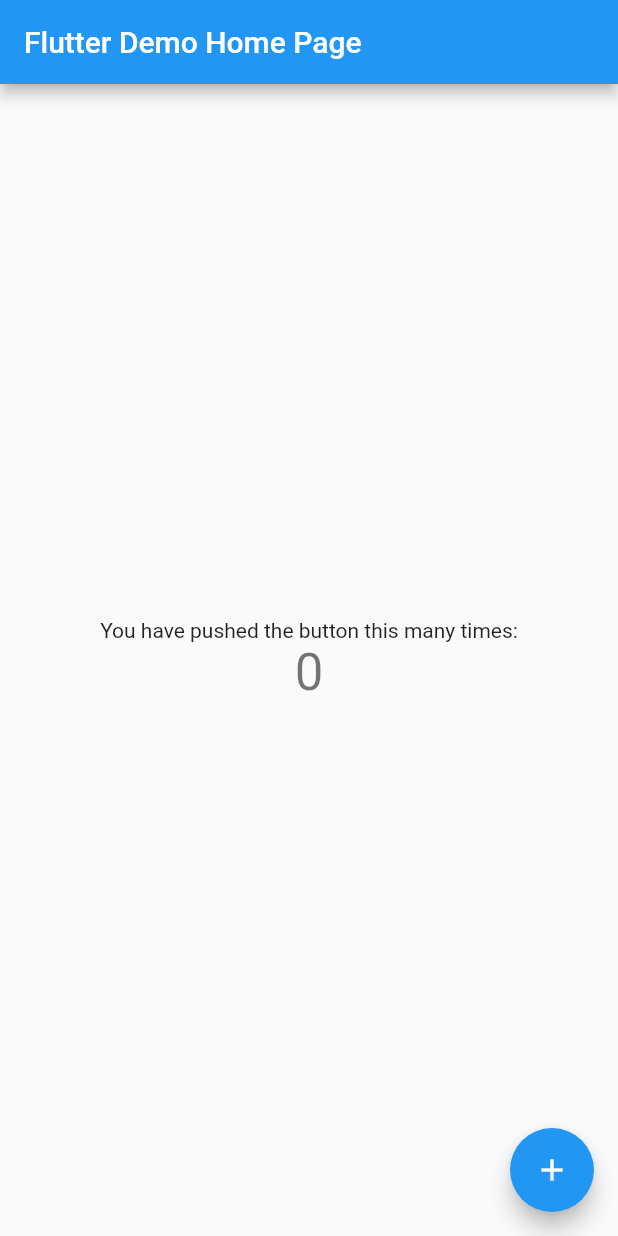
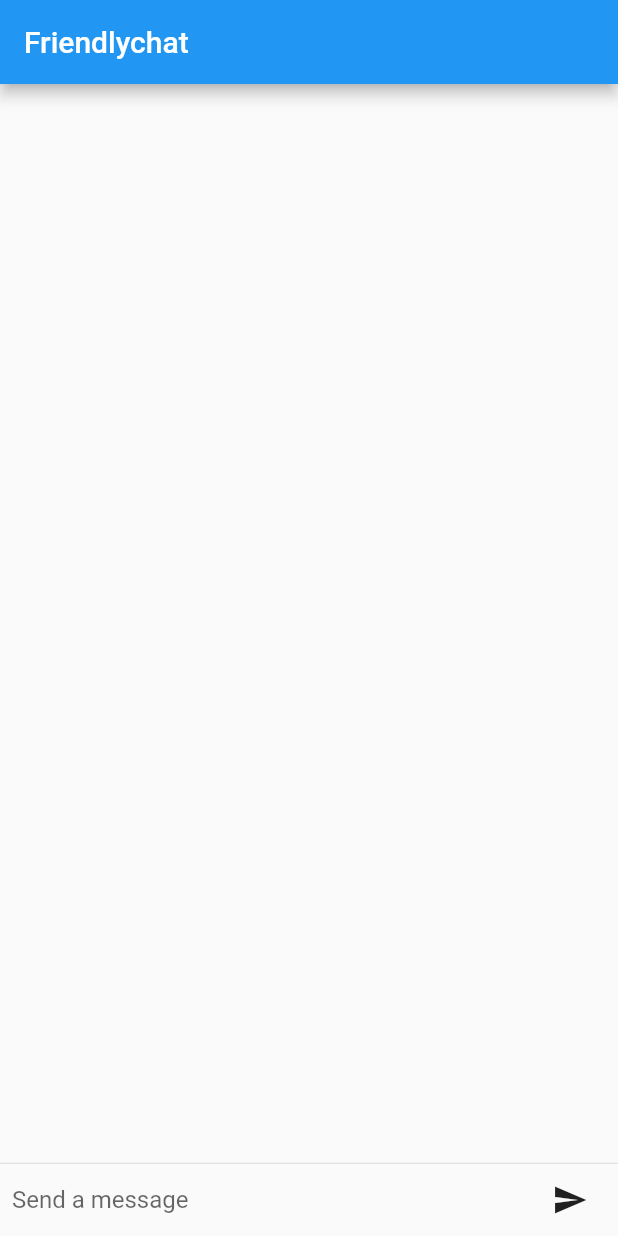
Before and after one commit to timscriv/flutter-playground, a Flutter app: the screen it shows after launch, on a phone screen of 412 x 824 dp. Run offline on Flutter 3.47's test engine with Material 2 defaults, Android fonts, the phone set to English and light mode, and no system bars.

Commit message:
feat(friendlychat): implement simple chat

```diff
--- a/src/friendlychat/lib/main.dart
+++ b/src/friendlychat/lib/main.dart
@@ -1,111 +1,125 @@
 import 'package:flutter/material.dart';
 
-void main() => runApp(MyApp());
+const String _name = "timscriv";
 
-class MyApp extends StatelessWidget {
-  // This widget is the root of your application.
+void main() {
+  runApp(FriendlychatApp());
+}
+
+class FriendlychatApp extends StatelessWidget {
   @override
   Widget build(BuildContext context) {
     return MaterialApp(
-      title: 'Flutter Demo',
-      theme: ThemeData(
-        // This is the theme of your application.
-        //
-        // Try running your application with "flutter run". You'll see the
-        // application has a blue toolbar. Then, without quitting the app, try
-        // changing the primarySwatch below to Colors.green and then invoke
-        // "hot reload" (press "r" in the console where you ran "flutter run",
-        // or simply save your changes to "hot reload" in a Flutter IDE).
-        // Notice that the counter didn't reset back to zero; the application
-        // is not restarted.
-        primarySwatch: Colors.blue,
-      ),
-      home: MyHomePage(title: 'Flutter Demo Home Page'),
+      title: "Friendlychat",
+      home: ChatScreen(),
     );
   }
 }
 
-class MyHomePage extends StatefulWidget {
-  MyHomePage({Key key, this.title}) : super(key: key);
+class ChatScreenState extends State<ChatScreen> with TickerProviderStateMixin {
+  final TextEditingController _textEditingController = TextEditingController();
+  final List<ChatMessage> _messages = <ChatMessage>[];
 
-  // This widget is the home page of your application. It is stateful, meaning
-  // that it has a State object (defined below) that contains fields that affect
-  // how it looks.
+  Widget _buildTextComposer() {
+    return Container(
+      margin: const EdgeInsets.symmetric(horizontal: 8.0),
+      child: Row(
+        children: <Widget>[
+          Flexible(
+            child: TextField(
+              controller: _textEditingController,
+              onSubmitted: _handleSubmitted,
+              decoration: InputDecoration.collapsed(hintText: "Send a message"),
+            ),
+          ),
+          IconButton(
+            icon: Icon(Icons.send),
+            onPressed: () => _handleSubmitted(_textEditingController.text),
+          )
+        ],
+      ),
+    );
+  }
 
-  // This class is the configuration for the state. It holds the values (in this
-  // case the title) provided by the parent (in this case the App widget) and
-  // used by the build method of the State. Fields in a Widget subclass are
-  // always marked "final".
-
-  final String title;
+  void _handleSubmitted(String text) {
+    if (text.length == 0) return;
+    _textEditingController.clear();
+    ChatMessage message = ChatMessage(
+      text: text,
+      animationController: AnimationController(
+        duration: Duration(milliseconds: 700),
+        vsync: this,
+      ),
+    );
+    setState(() {
+      _messages.insert(0, message);
+    });
+    message.animationController.forward();
+  }
 
   @override
-  _MyHomePageState createState() => _MyHomePageState();
-}
-
-class _MyHomePageState extends State<MyHomePage> {
-  int _counter = 0;
-
-  void _incrementCounter() {
-    setState(() {
-      // This call to setState tells the Flutter framework that something has
-      // changed in this State, which causes it to rerun the build method below
-      // so that the display can reflect the updated values. If we changed
-      // _counter without calling setState(), then the build method would not be
-      // called again, and so nothing would appear to happen.
-      _counter++;
-    });
+  void dispose() {
+    for (ChatMessage message in _messages) {
+      message.animationController.dispose();
+    }
+    super.dispose();
   }
 
   @override
   Widget build(BuildContext context) {
-    // This method is rerun every time setState is called, for instance as done
-    // by the _incrementCounter method above.
-    //
-    // The Flutter framework has been optimized to make rerunning build methods
-    // fast, so that you can just rebuild anything that needs updating rather
-    // than having to individually change instances of widgets.
     return Scaffold(
-      appBar: AppBar(
-        // Here we take the value from the MyHomePage object that was created by
-        // the App.build method, and use it to set our appbar title.
-        title: Text(widget.title),
+      appBar: AppBar(title: Text("Friendlychat")),
+      body: Column(
+        children: <Widget>[
+          Flexible(
+            child: ListView.builder(
+              reverse: true,
+              itemCount: _messages.length,
+              itemBuilder: (_, int index) => _messages[index],
+            ),
+          ),
+          Divider(height: 1),
+          _buildTextComposer(),
+        ],
       ),
-      body: Center(
-        // Center is a layout widget. It takes a single child and positions it
-        // in the middle of the parent.
-        child: Column(
-          // Column is also layout widget. It takes a list of children and
-          // arranges them vertically. By default, it sizes itself to fit its
-          // children horizontally, and tries to be as tall as its parent.
-          //
-          // Invoke "debug painting" (press "p" in the console, choose the
-          // "Toggle Debug Paint" action from the Flutter Inspector in Android
-          // Studio, or the "Toggle Debug Paint" command in Visual Studio Code)
-          // to see the wireframe for each widget.
-          //
-          // Column has various properties to control how it sizes itself and
-          // how it positions its children. Here we use mainAxisAlignment to
-          // center the children vertically; the main axis here is the vertical
-          // axis because Columns are vertical (the cross axis would be
-          // horizontal).
-          mainAxisAlignment: MainAxisAlignment.center,
+    );
+  }
+}
+
+class ChatScreen extends StatefulWidget {
+  @override
+  State<StatefulWidget> createState() => ChatScreenState();
+}
+
+class ChatMessage extends StatelessWidget {
+  final String text;
+  final AnimationController animationController;
+  ChatMessage({@required this.text, this.animationController});
+
+  @override
+  Widget build(BuildContext context) {
+    final TextTheme textTheme = Theme.of(context).textTheme;
+    return SizeTransition(
+      sizeFactor:
+          CurvedAnimation(parent: animationController, curve: Curves.easeOut),
+      axisAlignment: 0,
+      child: Container(
+        child: Row(
           children: <Widget>[
-            Text(
-              'You have pushed the button this many times:',
+            Container(
+              child: CircleAvatar(child: Text(_name[0].toUpperCase())),
+              margin: EdgeInsets.all(12),
             ),
-            Text(
-              '$_counter',
-              style: Theme.of(context).textTheme.display1,
-            ),
+            Column(
+              crossAxisAlignment: CrossAxisAlignment.start,
+              children: <Widget>[
+                Text(_name, style: textTheme.subhead),
+                Text(text),
+              ],
+            )
           ],
         ),
       ),
-      floatingActionButton: FloatingActionButton(
-        onPressed: _incrementCounter,
-        tooltip: 'Increment',
-        child: Icon(Icons.add),
-      ), // This trailing comma makes auto-formatting nicer for build methods.
     );
   }
 }
```
